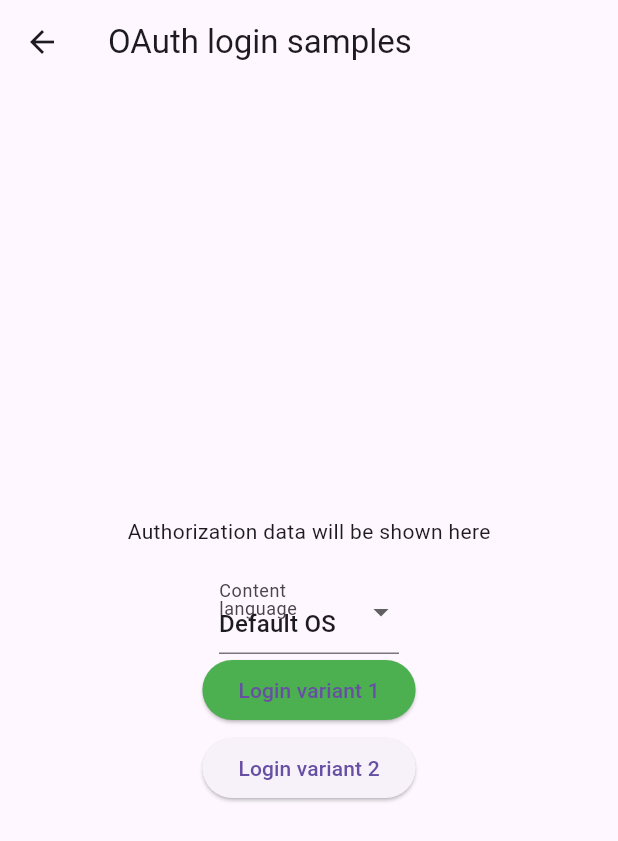
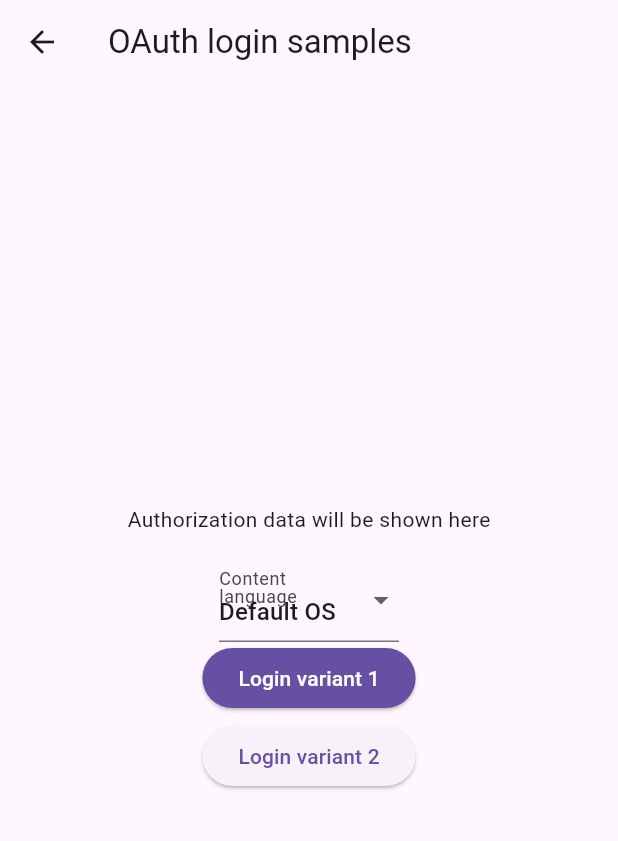
Before and after one commit to luis901101/oauth_webauth, a Flutter app: the screen it shows after launch, after a tap on "OAuth login samples", on a phone screen of 412 x 824 dp. Shown: the top 841 px of the screen. Run offline on Flutter 3.47's test engine with Material 3 defaults, Android fonts, the light colour scheme and no system bars; our stand-ins replace shared_preferences; missing offline and left inert: dart:html, flutter_inappwebview, oauth2.

Commit message:
## 5.0.0+1 ### Changed - `flutter_inappwebview` plugin updated to new breaking change ^6.0.0 - iOS sample project minimum deploy target updated to 13 - Android sample project targetSdkVersion updated to 34 - Sample project updated

```diff
--- a/example/lib/main.dart
+++ b/example/lib/main.dart
@@ -1,7 +1,7 @@
 import 'package:example/src/auth_sample_screen.dart';
 import 'package:example/src/base_redirect_sample_screen.dart';
+import 'package:example/src/buttons.dart';
 import 'package:flutter/material.dart';
-import 'package:flutter/services.dart';
 import 'package:oauth_webauth/oauth_webauth.dart';
 
 void main() async {
@@ -11,7 +11,7 @@ void main() async {
 }
 
 class MyApp extends StatelessWidget {
-  const MyApp({Key? key}) : super(key: key);
+  const MyApp({super.key});
 
   @override
   Widget build(BuildContext context) {
@@ -26,7 +26,7 @@ class MyApp extends StatelessWidget {
 }
 
 class MyHomePage extends StatefulWidget {
-  const MyHomePage({Key? key, required this.title}) : super(key: key);
+  const MyHomePage({super.key, required this.title});
 
   final String title;
 
@@ -56,7 +56,6 @@ class _MyHomePageState extends State<MyHomePage> {
     return Scaffold(
       appBar: AppBar(
         title: Text(widget.title),
-        systemOverlayStyle: SystemUiOverlayStyle.dark,
       ),
       body: Center(
         child: SingleChildScrollView(
@@ -65,20 +64,18 @@ class _MyHomePageState extends State<MyHomePage> {
             children: <Widget>[
               if (isLoading) const CircularProgressIndicator(),
               const SizedBox(height: 16),
-              ElevatedButton(
+              PrimaryButton(
                 onPressed: () {
                   goAuthSampleScreen();
                 },
-                style: ButtonStyle(
-                    backgroundColor: MaterialStateProperty.all(Colors.green)),
-                child: const Text('OAuth login samples'),
+                text: 'OAuth login samples',
               ),
               const SizedBox(height: 4),
-              ElevatedButton(
+              SecondaryButton(
                 onPressed: () {
                   goBaseRedirectSampleScreen();
                 },
-                child: const Text('Base redirect samples'),
+                text: 'Base redirect samples',
               ),
             ],
           ),
--- a/example/lib/src/auth_sample_screen.dart
+++ b/example/lib/src/auth_sample_screen.dart
@@ -1,5 +1,6 @@
 import 'dart:convert';
 
+import 'package:example/src/buttons.dart';
 import 'package:flutter/foundation.dart';
 import 'package:flutter/material.dart';
 import 'package:flutter/services.dart';
@@ -8,7 +9,7 @@ import 'package:oauth2/oauth2.dart';
 import 'package:oauth_webauth/oauth_webauth.dart';
 
 class AuthSampleScreen extends StatefulWidget {
-  const AuthSampleScreen({Key? key}) : super(key: key);
+  const AuthSampleScreen({super.key});
 
   @override
   State<AuthSampleScreen> createState() => _AuthSampleScreenState();
@@ -59,6 +60,7 @@ class _AuthSampleScreenState extends State<AuthSampleScreen> {
         systemOverlayStyle: SystemUiOverlayStyle.dark,
       ),
       body: Center(
+        child: SafeArea(
           child: SingleChildScrollView(
             child: Column(
               mainAxisAlignment: MainAxisAlignment.center,
@@ -86,19 +88,19 @@ class _AuthSampleScreenState extends State<AuthSampleScreen> {
                         const InputDecoration(label: Text('Content language')),
                   ),
                 ),
-              ElevatedButton(
+                PrimaryButton(
                   onPressed: kIsWeb ? null : loginV1,
-                style: ButtonStyle(
-                    backgroundColor: MaterialStateProperty.all(Colors.green)),
-                child: const Text(
-                    'Login variant 1${kIsWeb ? '(NOT SUPPORTED ON WEB)' : ''}'),
+                  text:
+                      'Login variant 1${kIsWeb ? '(NOT SUPPORTED ON WEB)' : ''}',
                 ),
                 const SizedBox(height: 4),
-              ElevatedButton(
+                SecondaryButton(
                   onPressed: loginV2,
-                child: const Text('Login variant 2'),
+                  text: 'Login variant 2',
                 ),
+                const SizedBox(height: 16),
               ],
+            ),
           ),
         ),
       ),
--- /dev/null
+++ b/example/lib/src/buttons.dart
@@ -0,0 +1,36 @@
+import 'package:flutter/material.dart';
+
+class PrimaryButton extends StatelessWidget {
+  final VoidCallback? onPressed;
+  final String text;
+  const PrimaryButton({super.key, required this.text, this.onPressed});
+
+  @override
+  Widget build(BuildContext context) {
+    final theme = Theme.of(context);
+    return ElevatedButton(
+      onPressed: onPressed,
+      style: onPressed == null
+          ? null
+          : ButtonStyle(
+              backgroundColor:
+                  MaterialStateProperty.all(theme.colorScheme.primary),
+              foregroundColor:
+                  MaterialStateProperty.all(theme.colorScheme.onPrimary),
+            ),
+      child: Text(text),
+    );
+  }
+}
+
+class SecondaryButton extends PrimaryButton {
+  const SecondaryButton({super.key, required super.text, super.onPressed});
+
+  @override
+  Widget build(BuildContext context) {
+    return ElevatedButton(
+      onPressed: onPressed,
+      child: Text(text),
+    );
+  }
+}
--- a/example/pubspec.yaml
+++ b/example/pubspec.yaml
@@ -18,7 +18,8 @@ publish_to: 'none' # Remove this line if you wish to publish to pub.dev
 version: 1.0.0+1
 
 environment:
-  sdk: ">=2.15.0-178.1.beta <3.0.0"
+  sdk: ">=3.0.0 <4.0.0"
+  flutter: '>=3.3.0'
 
 # Dependencies specify other packages that your package needs in order to work.
 # To automatically upgrade your package dependencies to the latest versions
@@ -41,7 +42,7 @@ dev_dependencies:
   # activated in the `analysis_options.yaml` file located at the root of your
   # package. See that file for information about deactivating specific lint
   # rules and activating additional ones.
-  flutter_lints: ^2.0.1
+  flutter_lints: ^3.0.1
 
 # For information on the generic Dart part of this file, see the
 # following page: https://dart.dev/tools/pub/pubspec
--- a/pubspec.yaml
+++ b/pubspec.yaml
@@ -1,6 +1,6 @@
 name: oauth_webauth
 description: This plugin provides an alternative to AppAuth using WebView for OAuth 2.0 authorization/authentication.
-version: 4.0.3+1
+version: 5.0.0+1
 repository: https://github.com/luis901101/oauth_webauth
 issue_tracker: https://github.com/luis901101/oauth_webauth/issues
 topics:
@@ -20,14 +20,14 @@ dependencies:
   flutter:
     sdk: flutter
   oauth2: ^2.0.0
-  flutter_inappwebview: ^5.4.0+2
+  flutter_inappwebview: ^6.0.0
   shared_preferences: ^2.0.0
   http: '>=0.13.0 <2.0.0'
 
 dev_dependencies:
   flutter_test:
     sdk: flutter
-  flutter_lints: ^2.0.3
+  flutter_lints: ^3.0.1
 
 # For information on the generic Dart part of this file, see the
 # following page: https://dart.dev/tools/pub/pubspec
```
Also changed, not shown: example/lib/src/base_redirect_sample_screen.dart (+10 -8 lines), lib/oauth_webauth.dart (+12 -40 lines), lib/src/base_web_screen.dart (+5 -5 lines), lib/src/base_web_view.dart (+23 -38 lines), lib/src/oauth_web_screen.dart (+5 -5 lines), lib/src/oauth_web_view.dart (+3 -4 lines), lib/src/utils/custom_pop_scope.dart (added, +33 -0 lines), example/pubspec.lock, 11 other files. Lines whose indentation alone changed are shown as unchanged.
